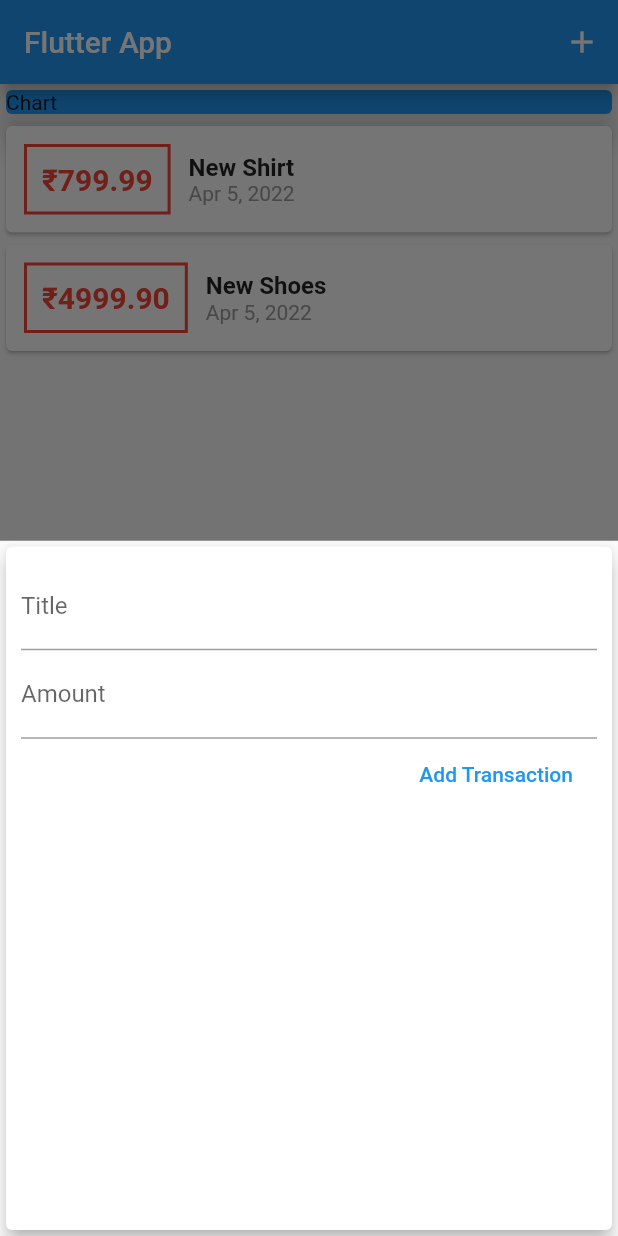
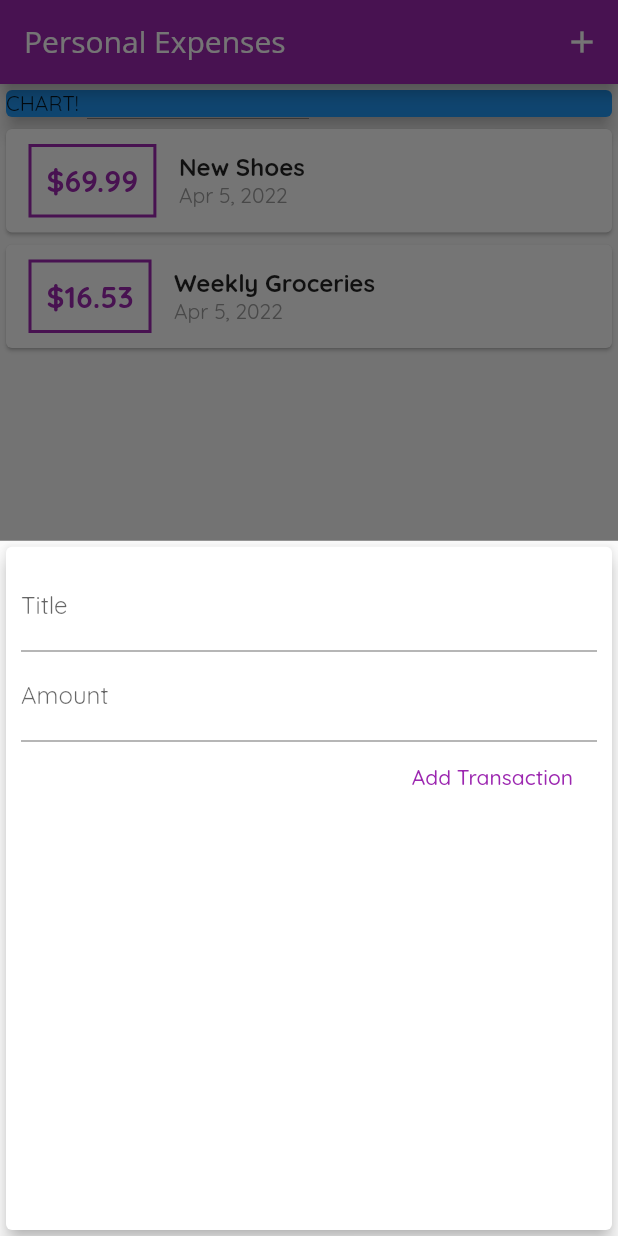
Before and after one commit to shreyashroars/expense_manager, a Flutter app: the screen it shows after launch, after a tap on the "add" icon, on a phone screen of 412 x 824 dp. Run offline on Flutter 3.47's test engine with Material 2 defaults, Android fonts, the phone set to English and light mode, and no system bars.

Commit message:
custom font added

```diff
--- a/lib/main.dart
+++ b/lib/main.dart
@@ -1,62 +1,64 @@
-// ignore_for_file: deprecated_member_use
-
-//import './models/transaction.dart';
-import 'package:expense_manager/widgets/new_transaction.dart';
-import 'package:expense_manager/widgets/transaction_list.dart';
-
 import 'package:flutter/material.dart';
 
-import 'models/transaction.dart';
+import './widgets/new_transaction.dart';
+import './widgets/transaction_list.dart';
+import './models/transaction.dart';
 
 void main() => runApp(MyApp());
 
-// ignore: use_key_in_widget_constructors
 class MyApp extends StatelessWidget {
   @override
   Widget build(BuildContext context) {
     return MaterialApp(
-      title: 'Flutter App',
+      title: 'Personal Expenses',
+      theme: ThemeData(
+        fontFamily: 'QuickSand',
+        appBarTheme: AppBarTheme(
+            titleTextStyle: TextStyle(
+                fontFamily: 'OpenSans',
+                fontSize: 20,
+                fontWeight: FontWeight.normal)),
+        primarySwatch: Colors.purple,
+        accentColor: Colors.amber,
+      ),
       home: MyHomePage(),
     );
   }
 }
 
-// ignore: use_key_in_widget_constructors
 class MyHomePage extends StatefulWidget {
+  // String titleInput;
+  // String amountInput;
   @override
-  State<MyHomePage> createState() => _MyHomePageState();
+  _MyHomePageState createState() => _MyHomePageState();
 }
 
 class _MyHomePageState extends State<MyHomePage> {
-  final List<Transaction> _userTransaction = [
+  final List<Transaction> _userTransactions = [
     Transaction(
-      id: 'r1',
-      title: 'New Shirt',
-      amount: 799.99,
+      id: 't1',
+      title: 'New Shoes',
+      amount: 69.99,
       date: DateTime.now(),
     ),
     Transaction(
-      id: 'r2',
-      title: 'New Shoes',
-      amount: 4999.90,
+      id: 't2',
+      title: 'Weekly Groceries',
+      amount: 16.53,
       date: DateTime.now(),
     ),
-    /*Transaction(
-      id: 'r3',
-      title: 'New Jeans',
-      amount: 1099.00,
+  ];
+
+  void _addNewTransaction(String txTitle, double txAmount) {
+    final newTx = Transaction(
+      title: txTitle,
+      amount: txAmount,
       date: DateTime.now(),
-    ),*/
-  ];
-  void _addNewTransaction(String txtitle, double txamount) {
-    final newTx = Transaction(
       id: DateTime.now().toString(),
-        title: txtitle,
-        amount: txamount,
-        date: DateTime.now());
+    );
 
     setState(() {
-      _userTransaction.add(newTx);
+      _userTransactions.add(newTx);
     });
   }
 
@@ -69,40 +71,42 @@ class _MyHomePageState extends State<MyHomePage> {
           child: NewTransaction(_addNewTransaction),
           behavior: HitTestBehavior.opaque,
         );
-        });
+      },
+    );
   }
 
   @override
   Widget build(BuildContext context) {
     return Scaffold(
       appBar: AppBar(
-        title: const Text('Flutter App'),
-        actions: [
+        title: Text('Personal Expenses'),
+        actions: <Widget>[
           IconButton(
+            icon: Icon(Icons.add),
             onPressed: () => _startAddNewTransaction(context),
-              icon: Icon(Icons.add_sharp))
+          ),
         ],
       ),
       body: SingleChildScrollView(
         child: Column(
           // mainAxisAlignment: MainAxisAlignment.start,
           crossAxisAlignment: CrossAxisAlignment.stretch,
-            children: [
-              // ignore: sized_box_for_whitespace
+          children: <Widget>[
             Container(
               width: double.infinity,
-                child: const Card(
+              child: Card(
                 color: Colors.blue,
-                  child: Text('Chart'),
-                  elevation: 8,
+                child: Text('CHART!'),
+                elevation: 5,
               ),
             ),
-              TransactionList(_userTransaction),
-            ]),
+            TransactionList(_userTransactions),
+          ],
+        ),
       ),
       floatingActionButtonLocation: FloatingActionButtonLocation.centerFloat,
       floatingActionButton: FloatingActionButton(
-        child: const Icon(Icons.add),
+        child: Icon(Icons.add),
         onPressed: () => _startAddNewTransaction(context),
       ),
     );
--- a/lib/models/transaction.dart
+++ b/lib/models/transaction.dart
@@ -7,9 +7,9 @@ class Transaction {
   double amount;
   DateTime date;
   Transaction({
-    @required this.id,
-    @required this.title,
-    @required this.amount,
-    @required this.date,
+    required this.id,
+    required this.title,
+    required this.amount,
+    required this.date,
   });
 }
--- a/lib/widgets/new_transaction.dart
+++ b/lib/widgets/new_transaction.dart
@@ -1,14 +1,12 @@
 import 'package:flutter/material.dart';
 
-// ignore: use_key_in_widget_constructors
 class NewTransaction extends StatefulWidget {
-  //const NewTransaction({ Key? key }) : super(key: key);
   final Function addTx;
 
   NewTransaction(this.addTx);
 
   @override
-  State<NewTransaction> createState() => _NewTransactionState();
+  _NewTransactionState createState() => _NewTransactionState();
 }
 
 class _NewTransactionState extends State<NewTransaction> {
@@ -16,14 +14,19 @@ class _NewTransactionState extends State<NewTransaction> {
 
   final amountController = TextEditingController();
 
-  void SubmitData() {
+  void submitData() {
     final enteredTitle = titleController.text;
     final enteredAmount = double.parse(amountController.text);
-    if (enteredTitle.isEmpty || enteredAmount <= 0) return;
+
+    if (enteredTitle.isEmpty || enteredAmount <= 0) {
+      return;
+    }
+
     widget.addTx(
       enteredTitle,
       enteredAmount,
     );
+
     Navigator.of(context).pop();
   }
 
@@ -32,41 +35,30 @@ class _NewTransactionState extends State<NewTransaction> {
     return Card(
       elevation: 5,
       child: Container(
-        padding: const EdgeInsets.all(10),
+        padding: EdgeInsets.all(10),
         child: Column(
           crossAxisAlignment: CrossAxisAlignment.end,
-          children: [
+          children: <Widget>[
             TextField(
-              decoration: const InputDecoration(labelText: 'Title'),
-              //onChanged: (value) => titleValue = value,
+              decoration: InputDecoration(labelText: 'Title'),
               controller: titleController,
-              onSubmitted: (_) {
-                SubmitData();
-              },
+              onSubmitted: (_) => submitData(),
+              // onChanged: (val) {
+              //   titleInput = val;
+              // },
             ),
             TextField(
-              decoration: const InputDecoration(labelText: 'Amount'),
-
-              // onChanged: (value) => amountValue = value,
+              decoration: InputDecoration(labelText: 'Amount'),
               controller: amountController,
-              keyboardType:
-                  const TextInputType.numberWithOptions(decimal: true),
-              onSubmitted: (_) {
-                SubmitData();
-              },
+              keyboardType: TextInputType.number,
+              onSubmitted: (_) => submitData(),
+              // onChanged: (val) => amountInput = val,
             ),
-            //Note: here addTx is a pointer to the function _addNewTransaction method
-            //of the _UserTransaction class. This is req. bcos both the method and class
-            //are private so we cannot directly access them from NewTransaction class (other class)
-            //so we pass the function _addNewTransaction to the  NewTransaction class where we make
-            // pointer and then pass it to a constructor and then we can use it anywhere inside
-            //this class
             FlatButton(
-                onPressed: SubmitData,
-                child: const Text(
-                  'Add Transaction',
-                  style: TextStyle(color: Colors.blue),
-                ))
+              child: Text('Add Transaction'),
+              textColor: Colors.purple,
+              onPressed: submitData,
+            ),
           ],
         ),
       ),
--- a/lib/widgets/transaction_list.dart
+++ b/lib/widgets/transaction_list.dart
@@ -1,62 +1,66 @@
 import 'package:flutter/material.dart';
 import 'package:intl/intl.dart';
-//  .. means to go up a subbfolder in the same folder
+
 import '../models/transaction.dart';
 
-// ignore: use_key_in_widget_constructors
 class TransactionList extends StatelessWidget {
-  //const TransactionList({ Key? key }) : super(key: key);
-
-  List<Transaction> transactions;
-
-  // ignore: use_key_in_widget_constructors
+  final List<Transaction> transactions;
 
   TransactionList(this.transactions);
 
   @override
   Widget build(BuildContext context) {
     return Container(
-      height: 400,
+      height: 300,
       child: ListView.builder(
-        itemCount: transactions.length,
-        itemBuilder: (context, index) {
+        itemBuilder: (ctx, index) {
           return Card(
             child: Row(
-              children: [
+              children: <Widget>[
                 Container(
-                  margin:
-                      const EdgeInsets.symmetric(vertical: 12, horizontal: 12),
+                  margin: EdgeInsets.symmetric(
+                    vertical: 10,
+                    horizontal: 15,
+                  ),
                   decoration: BoxDecoration(
-                      border: Border.all(
-                    color: Colors.red,
-                    width: 2,
-                  )),
-                  padding: const EdgeInsets.all(10),
+                    border: Border.all(
+                      color: Theme.of(context).primaryColor,
+                      width: 2,
+                    ),
+                  ),
+                  padding: EdgeInsets.all(10),
                   child: Text(
-                      '\u{20B9}${transactions[index].amount.toStringAsFixed(2)}',
-                      style: const TextStyle(
-                          fontWeight: FontWeight.bold,
-                          fontSize: 20,
-                          color: Colors.red)),
+                    '\$${transactions[index].amount.toStringAsFixed(2)}',
+                    style: TextStyle(
+                      fontWeight: FontWeight.bold,
+                      fontSize: 20,
+                      color: Theme.of(context).primaryColor,
+                    ),
+                  ),
                 ),
                 Column(
                   crossAxisAlignment: CrossAxisAlignment.start,
-                  children: [
+                  children: <Widget>[
                     Text(
                       transactions[index].title,
-                      style: const TextStyle(
-                          fontWeight: FontWeight.bold, fontSize: 16),
+                      style: TextStyle(
+                        fontSize: 16,
+                        fontWeight: FontWeight.bold,
+                      ),
                     ),
                     Text(
                       DateFormat.yMMMd().format(transactions[index].date),
-                      style: const TextStyle(color: Colors.grey),
+                      style: TextStyle(
+                        color: Colors.grey,
+                      ),
                     ),
                   ],
-                )
+                ),
               ],
             ),
           );
         },
+        itemCount: transactions.length,
       ),
     );
   }
```
Also changed, not shown: pubspec.yaml (+21 -12 lines), assets/fonts/fonts/Cursus.ttf (added), assets/fonts/fonts/GoldleafBoldPersonalUseBold-eZ4dO.ttf (added), assets/fonts/fonts/OpenSans-Bold.ttf (added), assets/fonts/fonts/OpenSans-Regular.ttf (added), assets/fonts/fonts/Quicksand-Bold.ttf (added), assets/fonts/fonts/Quicksand-Light.ttf (added), assets/fonts/fonts/Quicksand-Medium.ttf (added), assets/fonts/fonts/Quicksand-Regular.ttf (added), assets/fonts/fonts/ShortBaby-Mg2w.ttf (added), pubspec.lock. Lines whose indentation alone changed are shown as unchanged.
